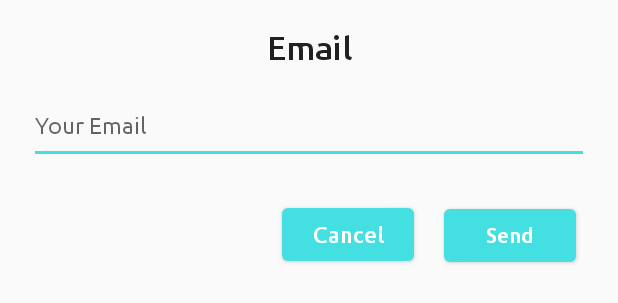
After one commit to mkrishna1/AndroidBottomNavigation, an Android app: the layout forgot_dialog.xml on its own in the app's theme, with its tools: preview values and no code run, on a phone screen of 412 x 824 dp. The commit adds this screen. Shown: the top 303 px of the screen. Run offline under Robolectric (Android 15) with nearby library versions, the phone set to English and light mode, and no system bars.

Commit message:
Video Call Forgot Dialog Updated

```diff
--- /dev/null
+++ b/app/src/main/java/com/learning/androidbottomnavigation/ForgotDialog.java
@@ -0,0 +1,50 @@
+package com.learning.androidbottomnavigation;
+
+import android.app.AlertDialog;
+import android.app.Dialog;
+import android.content.DialogInterface;
+import android.content.Intent;
+import android.os.Bundle;
+import android.view.LayoutInflater;
+import android.view.View;
+import android.widget.Button;
+import android.widget.EditText;
+
+import androidx.annotation.NonNull;
+import androidx.annotation.Nullable;
+import androidx.appcompat.app.AppCompatDialogFragment;
+
+import java.util.Objects;
+
+public class ForgotDialog extends AppCompatDialogFragment {
+
+    private EditText inputForgotMail;
+    private Button cancelBtn, sendBtn;
+
+    @NonNull
+    @Override
+    public Dialog onCreateDialog(@Nullable Bundle savedInstanceState) {
+        AlertDialog.Builder builder = new AlertDialog.Builder(getActivity());
+
+        LayoutInflater inflater = Objects.requireNonNull(getActivity()).getLayoutInflater();
+        View view = inflater.inflate(R.layout.forgot_dialog, null);
+
+        inputForgotMail = view.findViewById(R.id.inputForgotMail);
+        sendBtn = view.findViewById(R.id.send_btn);
+        cancelBtn = view.findViewById(R.id.cancel_btn);
+
+        builder.setView(view);
+
+        sendBtn.setOnClickListener(new View.OnClickListener() {
+            @Override
+            public void onClick(View v) {
+            }
+        });
+
+        return builder.create();
+    }
+
+//    public interface ExampleDialogListener {
+//
+//    }
+}
--- a/app/src/main/java/com/learning/androidbottomnavigation/LoginActivity.java
+++ b/app/src/main/java/com/learning/androidbottomnavigation/LoginActivity.java
@@ -1,20 +1,34 @@
 package com.learning.androidbottomnavigation;
 
+import androidx.appcompat.app.AlertDialog;
 import androidx.appcompat.app.AppCompatActivity;
 
 import android.content.Intent;
 import android.os.Bundle;
 import android.view.View;
 import android.widget.Button;
+import android.widget.EditText;
+import android.widget.LinearLayout;
+import android.widget.TextView;
 
-public class LoginActivity extends AppCompatActivity {
+public class LoginActivity extends AppCompatActivity  {
 
+    private TextView forgotAccount;
     private Button signIn;
 
     @Override
     protected void onCreate(Bundle savedInstanceState) {
         super.onCreate(savedInstanceState);
         setContentView(R.layout.activity_login);
+
+        forgotAccount = findViewById(R.id.textForgotAccount);
+
+        forgotAccount.setOnClickListener(new View.OnClickListener() {
+            @Override
+            public void onClick(View v) {
+                openDialog();
+            }
+        });
 
         signIn = findViewById(R.id.buttonSignIn);
 
@@ -26,4 +40,15 @@ public class LoginActivity extends AppCompatActivity {
             }
         });
     }
+
+    private void openDialog() {
+        ForgotDialog forgotDialog = new ForgotDialog();
+        forgotDialog.show(getSupportFragmentManager(), "forgot dialog");
+
+//        AlertDialog.Builder builder = new AlertDialog.Builder(this);
+//        builder.setTitle("Email");
+//
+//        LinearLayout linearLayout = new LinearLayout(this);
+//        EditText forgotEmail = new EditText(this);
+            }
 }
--- /dev/null
+++ b/app/src/main/res/layout/forgot_dialog.xml
@@ -0,0 +1,83 @@
+<?xml version="1.0" encoding="utf-8"?>
+<RelativeLayout xmlns:android="http://schemas.android.com/apk/res/android"
+    android:layout_width="match_parent"
+    android:layout_height="match_parent">
+
+
+        <LinearLayout
+            android:layout_width="match_parent"
+            android:layout_height="wrap_content"
+            android:orientation="vertical"
+            android:padding="4dp">
+
+            <TextView
+                android:layout_width="match_parent"
+                android:layout_height="wrap_content"
+                android:layout_marginTop="15dp"
+                android:gravity="center"
+                android:fontFamily="@font/ubuntu_medium"
+                android:includeFontPadding="false"
+                android:text="@string/email"
+                android:textColor="@color/colorPrimaryText"
+                android:textSize="22sp"/>
+
+            <EditText
+                android:id="@+id/inputForgotMail"
+                android:layout_width="match_parent"
+                android:layout_height="50dp"
+                android:layout_marginStart="15dp"
+                android:layout_marginTop="15sp"
+                android:layout_marginEnd="15dp"
+                android:backgroundTint="@color/colorBlue"
+                android:fontFamily="@font/ubuntu_regular"
+                android:hint="@string/enter_your_mail"
+                android:imeOptions="actionDone"
+                android:importantForAutofill="no"
+                android:includeFontPadding="false"
+                android:inputType="textEmailAddress"
+                android:textColor="@color/colorPrimaryText"
+                android:textSize="15sp"/>
+
+            <LinearLayout
+                android:layout_width="match_parent"
+                android:layout_height="wrap_content"
+                android:orientation="horizontal"
+                android:gravity="end"
+                android:padding="4dp">
+
+                <Button
+                    android:id="@+id/cancel_btn"
+                    android:layout_width="wrap_content"
+                    android:layout_height="35dp"
+                    android:layout_marginTop="25dp"
+                    android:layout_marginBottom="15dp"
+                    android:fontFamily="@font/ubuntu_medium"
+                    android:includeFontPadding="false"
+                    android:text="@string/cancel"
+                    style="?android:attr/buttonBarStyle"
+                    android:background="@drawable/login_btn"
+                    android:textColor="@color/colorWhite"
+                    android:textSize="15sp"/>
+
+                <Button
+                    android:id="@+id/send_btn"
+                    android:layout_width="wrap_content"
+                    android:layout_height="35dp"
+                    android:layout_marginStart="20dp"
+                    android:layout_marginTop="25dp"
+                    android:layout_marginEnd="20dp"
+                    android:layout_marginBottom="15dp"
+                    android:fontFamily="@font/ubuntu_medium"
+                    android:includeFontPadding="false"
+                    android:text="@string/send"
+                    style="?android:attr/buttonBarStyle"
+                    android:background="@drawable/login_btn"
+                    android:textColor="@color/colorWhite"
+                    android:textSize="14sp"/>
+
+            </LinearLayout>
+
+        </LinearLayout>
+
+
+</RelativeLayout>
--- a/app/src/main/res/values/strings.xml
+++ b/app/src/main/res/values/strings.xml
@@ -25,4 +25,7 @@
     <string name="mobile">Mobile</string>
     <string name="user_image">Upload Photo</string>
     <string name="user_name_edit">Edit User Name</string>
+    <string name="enter_your_mail">Your Email</string>
+    <string name="cancel">Cancel</string>
+    <string name="send">Send</string>
 </resources>
```
